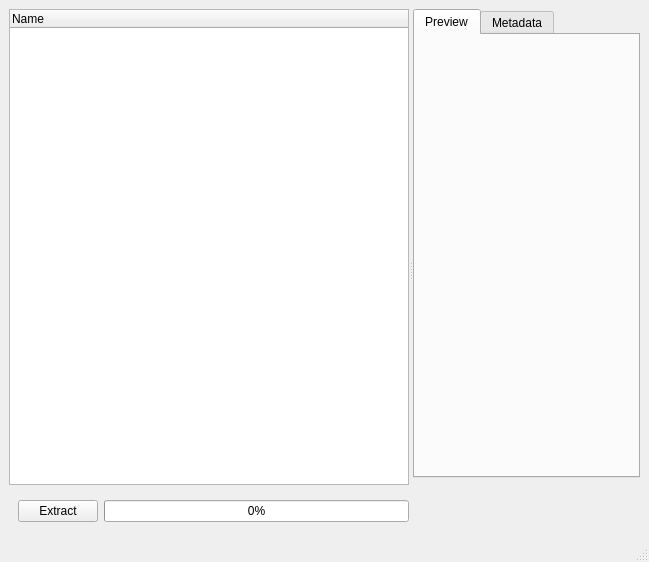
First picture: the form in ui/Exporter.ui, repository Puxtril/Warframe-Exporter, before the edit.
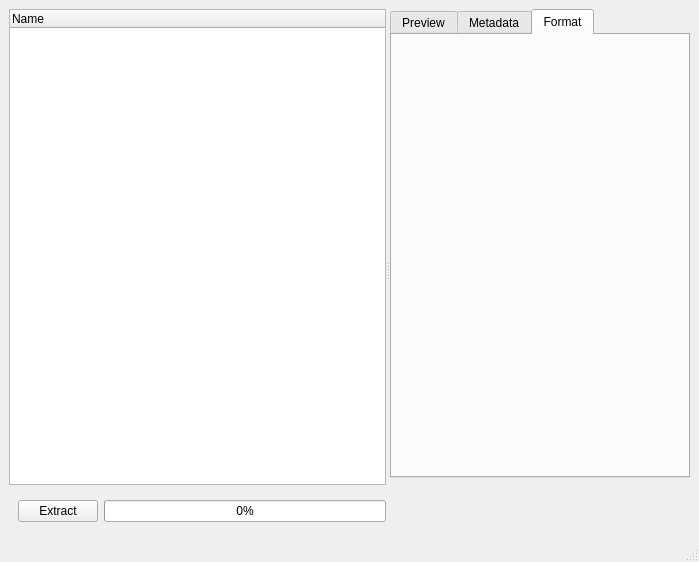
Second picture: the form after the edit. The open tabs and pages were chosen to show the change.

Commit message: Add format-specific UI tab

Diff of the .ui file:
```diff
--- a/ui/Exporter.ui
+++ b/ui/Exporter.ui
@@ -6,7 +6,7 @@
    <rect>
     <x>0</x>
     <y>0</y>
-    <width>649</width>
+    <width>699</width>
     <height>562</height>
    </rect>
   </property>
@@ -121,6 +121,12 @@
              </attribute>
              <layout class="QVBoxLayout" name="verticalLayout"/>
             </widget>
+            <widget class="QWidget" name="Format">
+             <attribute name="title">
+              <string>Format</string>
+             </attribute>
+             <layout class="QVBoxLayout" name="verticalLayout_6"/>
+            </widget>
            </widget>
           </item>
           <item>
```
The commit also changes 7 other files.
